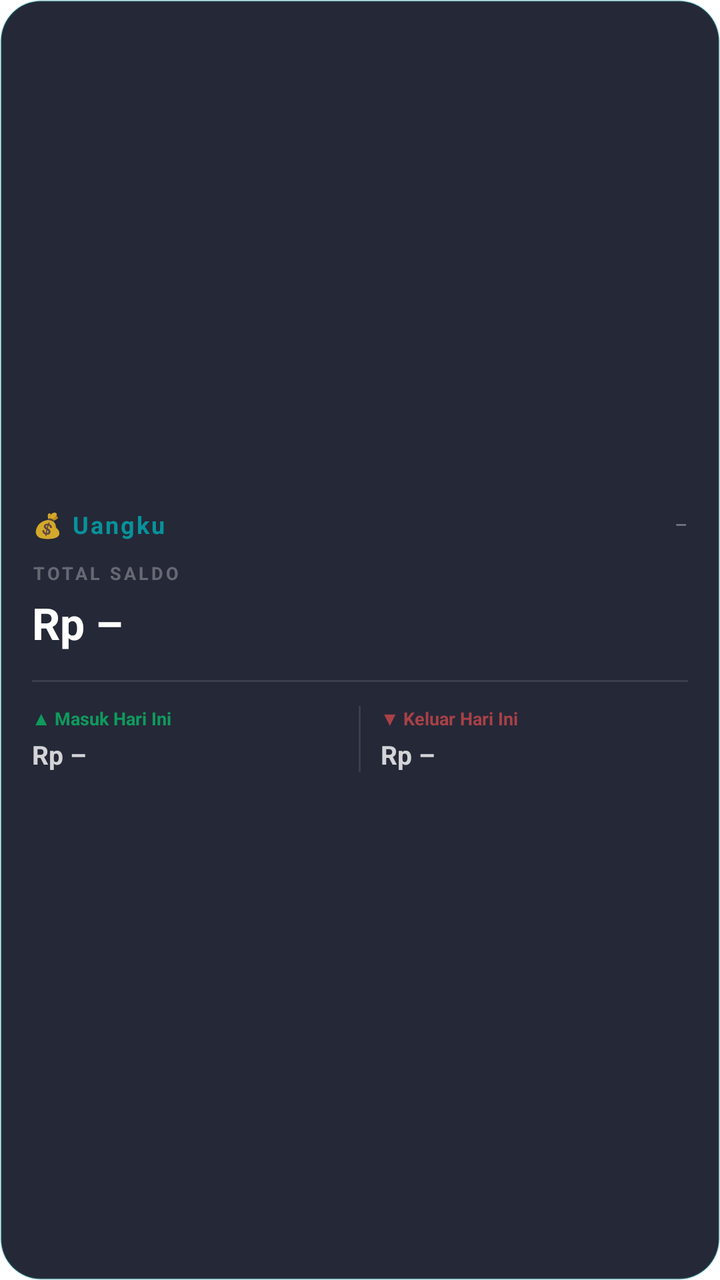
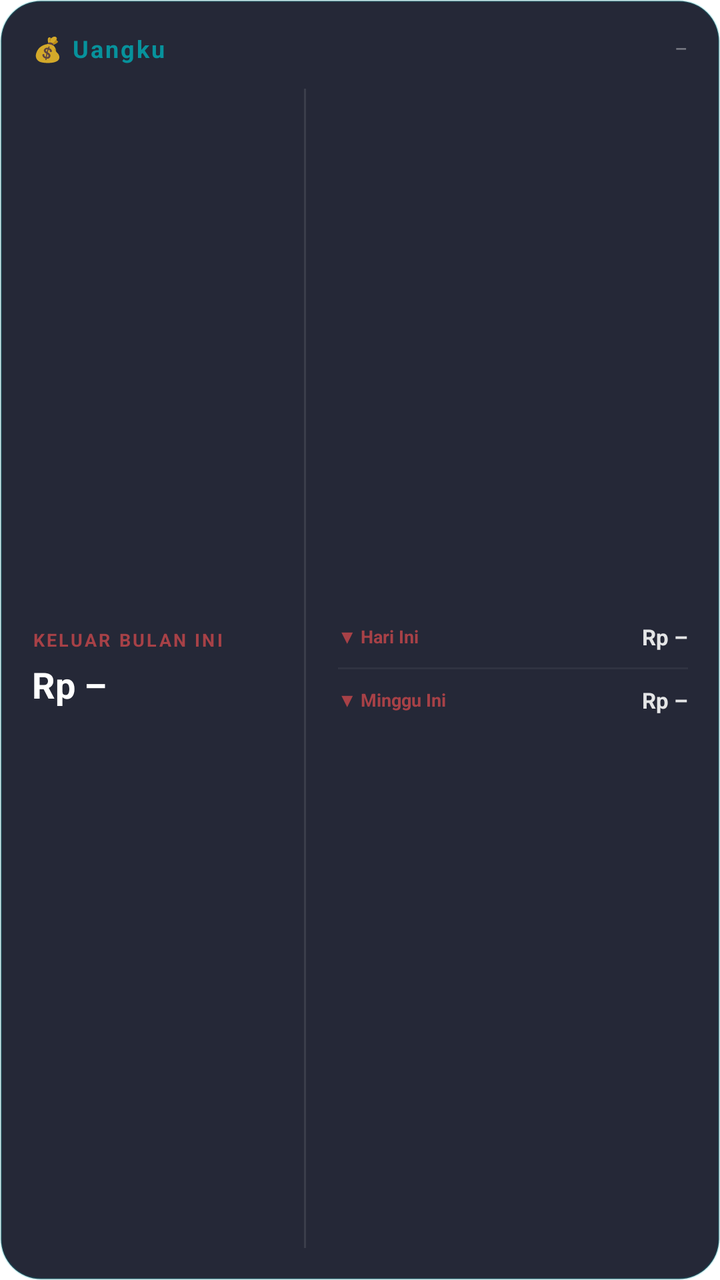

Compare the two renders of this Android layout. The source of the first and the diff that turns it into the second are given below.
<!-- AndroidManifest.xml: fallback theme Theme.MaterialComponents.DayNight.NoActionBar -->
<!-- res/layout/uangku_widget.xml -->
<?xml version="1.0" encoding="utf-8"?>
<LinearLayout xmlns:android="http://schemas.android.com/apk/res/android"
    android:id="@+id/widget_root"
    android:layout_width="match_parent"
    android:layout_height="match_parent"
    android:background="@drawable/widget_background"
    android:orientation="vertical"
    android:padding="16dp"
    android:gravity="center_vertical">

    
    <LinearLayout
        android:layout_width="match_parent"
        android:layout_height="wrap_content"
        android:orientation="horizontal"
        android:gravity="center_vertical"
        android:layout_marginBottom="10dp">

        <TextView
            android:layout_width="0dp"
            android:layout_height="wrap_content"
            android:layout_weight="1"
            android:text="💰 Uangku"
            android:textColor="#CC00ADB5"
            android:textSize="12sp"
            android:textStyle="bold"
            android:letterSpacing="0.08" />

        <TextView
            android:id="@+id/widget_last_updated"
            android:layout_width="wrap_content"
            android:layout_height="wrap_content"
            android:text="–"
            android:textColor="#66FFFFFF"
            android:textSize="10sp" />
    </LinearLayout>

    
    <TextView
        android:layout_width="wrap_content"
        android:layout_height="wrap_content"
        android:text="TOTAL SALDO"
        android:textColor="#4DFFFFFF"
        android:textSize="9sp"
        android:textStyle="bold"
        android:letterSpacing="0.15"
        android:layout_marginBottom="4dp" />

    
    <TextView
        android:id="@+id/widget_balance"
        android:layout_width="wrap_content"
        android:layout_height="wrap_content"
        android:text="Rp –"
        android:textColor="#FFFFFFFF"
        android:textSize="22sp"
        android:textStyle="bold"
        android:layout_marginBottom="14dp" />

    
    <FrameLayout
        android:layout_width="match_parent"
        android:layout_height="1dp"
        android:background="#1AFFFFFF"
        android:layout_marginBottom="12dp" />

    
    <LinearLayout
        android:layout_width="match_parent"
        android:layout_height="wrap_content"
        android:orientation="horizontal">

        
        <LinearLayout
            android:layout_width="0dp"
            android:layout_height="wrap_content"
            android:layout_weight="1"
            android:orientation="vertical">

            <TextView
                android:layout_width="wrap_content"
                android:layout_height="wrap_content"
                android:text="▲ Masuk Hari Ini"
                android:textColor="#9900E676"
                android:textSize="9sp"
                android:textStyle="bold"
                android:layout_marginBottom="3dp" />

            <TextView
                android:id="@+id/widget_income"
                android:layout_width="wrap_content"
                android:layout_height="wrap_content"
                android:text="Rp –"
                android:textColor="#CCFFFFFF"
                android:textSize="13sp"
                android:textStyle="bold" />
        </LinearLayout>

        
        <FrameLayout
            android:layout_width="1dp"
            android:layout_height="match_parent"
            android:background="#1AFFFFFF"
            android:layout_marginLeft="10dp"
            android:layout_marginRight="10dp" />

        
        <LinearLayout
            android:layout_width="0dp"
            android:layout_height="wrap_content"
            android:layout_weight="1"
            android:orientation="vertical">

            <TextView
                android:layout_width="wrap_content"
                android:layout_height="wrap_content"
                android:text="▼ Keluar Hari Ini"
                android:textColor="#99FF5252"
                android:textSize="9sp"
                android:textStyle="bold"
                android:layout_marginBottom="3dp" />

            <TextView
                android:id="@+id/widget_expense"
                android:layout_width="wrap_content"
                android:layout_height="wrap_content"
                android:text="Rp –"
                android:textColor="#CCFFFFFF"
                android:textSize="13sp"
                android:textStyle="bold" />
        </LinearLayout>
    </LinearLayout>

</LinearLayout>
<!-- resources referenced by this layout -->
<resources>
  <!-- drawable widget_background (drawable) -->
  <?xml version="1.0" encoding="utf-8"?>
  <shape xmlns:android="http://schemas.android.com/apk/res/android"
      android:shape="rectangle">
      <solid android:color="#E60E1122" />
      <corners android:radius="20dp" />
      <stroke
          android:width="1dp"
          android:color="#3300ADB5" />
  </shape>
</resources>

<!-- the commit's change to res/layout/uangku_widget.xml (unified diff, before → after) -->
@@ -5,8 +5,7 @@
     android:layout_height="match_parent"
     android:background="@drawable/widget_background"
     android:orientation="vertical"
-    android:padding="16dp"
-    android:gravity="center_vertical">
+    android:padding="16dp">
 
     
     <LinearLayout
@@ -14,7 +13,7 @@
         android:layout_height="wrap_content"
         android:orientation="horizontal"
         android:gravity="center_vertical"
-        android:layout_marginBottom="10dp">
+        android:layout_marginBottom="12dp">
 
         <TextView
             android:layout_width="0dp"
@@ -36,63 +35,39 @@
     </LinearLayout>
 
     
-    <TextView
-        android:layout_width="wrap_content"
-        android:layout_height="wrap_content"
-        android:text="TOTAL SALDO"
-        android:textColor="#4DFFFFFF"
-        android:textSize="9sp"
-        android:textStyle="bold"
-        android:letterSpacing="0.15"
-        android:layout_marginBottom="4dp" />
-
-    
-    <TextView
-        android:id="@+id/widget_balance"
-        android:layout_width="wrap_content"
-        android:layout_height="wrap_content"
-        android:text="Rp –"
-        android:textColor="#FFFFFFFF"
-        android:textSize="22sp"
-        android:textStyle="bold"
-        android:layout_marginBottom="14dp" />
-
-    
-    <FrameLayout
-        android:layout_width="match_parent"
-        android:layout_height="1dp"
-        android:background="#1AFFFFFF"
-        android:layout_marginBottom="12dp" />
-
-    
     <LinearLayout
         android:layout_width="match_parent"
-        android:layout_height="wrap_content"
-        android:orientation="horizontal">
+        android:layout_height="0dp"
+        android:layout_weight="1"
+        android:orientation="horizontal"
+        android:gravity="center_vertical">
 
         
         <LinearLayout
             android:layout_width="0dp"
-            android:layout_height="wrap_content"
-            android:layout_weight="1"
-            android:orientation="vertical">
+            android:layout_height="match_parent"
+            android:layout_weight="1.25"
+            android:orientation="vertical"
+            android:gravity="center_vertical"
+            android:paddingRight="12dp">
 
             <TextView
                 android:layout_width="wrap_content"
                 android:layout_height="wrap_content"
-                android:text="▲ Masuk Hari Ini"
-                android:textColor="#9900E676"
+                android:text="KELUAR BULAN INI"
+                android:textColor="#99FF5252"
                 android:textSize="9sp"
                 android:textStyle="bold"
-                android:layout_marginBottom="3dp" />
+                android:letterSpacing="0.12"
+                android:layout_marginBottom="4dp" />
 
             <TextView
-                android:id="@+id/widget_income"
+                android:id="@+id/widget_balance"
                 android:layout_width="wrap_content"
                 android:layout_height="wrap_content"
                 android:text="Rp –"
-                android:textColor="#CCFFFFFF"
-                android:textSize="13sp"
+                android:textColor="#FFFFFFFF"
+                android:textSize="18sp"
                 android:textStyle="bold" />
         </LinearLayout>
 
@@ -100,35 +75,79 @@
         <FrameLayout
             android:layout_width="1dp"
             android:layout_height="match_parent"
-            android:background="#1AFFFFFF"
-            android:layout_marginLeft="10dp"
-            android:layout_marginRight="10dp" />
+            android:background="#1AFFFFFF" />
 
         
         <LinearLayout
             android:layout_width="0dp"
-            android:layout_height="wrap_content"
-            android:layout_weight="1"
-            android:orientation="vertical">
+            android:layout_height="match_parent"
+            android:layout_weight="1.75"
+            android:orientation="vertical"
+            android:gravity="center_vertical"
+            android:paddingLeft="16dp">
 
-            <TextView
-                android:layout_width="wrap_content"
+            
+            <LinearLayout
+                android:layout_width="match_parent"
                 android:layout_height="wrap_content"
-                android:text="▼ Keluar Hari Ini"
-                android:textColor="#99FF5252"
-                android:textSize="9sp"
-                android:textStyle="bold"
-                android:layout_marginBottom="3dp" />
+                android:orientation="horizontal"
+                android:gravity="center_vertical"
+                android:layout_marginBottom="8dp">
 
-            <TextView
-                android:id="@+id/widget_expense"
-                android:layout_width="wrap_content"
+                <TextView
+                    android:layout_width="0dp"
+                    android:layout_height="wrap_content"
+                    android:layout_weight="1.1"
+                    android:text="▼ Hari Ini"
+                    android:textColor="#99FF5252"
+                    android:textSize="9sp"
+                    android:textStyle="bold" />
+
+                <TextView
+                    android:id="@+id/widget_expense_today"
+                    android:layout_width="wrap_content"
+                    android:layout_height="wrap_content"
+                    android:text="Rp –"
+                    android:textColor="#E0FFFFFF"
+                    android:textSize="11sp"
+                    android:textStyle="bold" />
+            </LinearLayout>
+
+            
+            <FrameLayout
+                android:layout_width="match_parent"
+                android:layout_height="1dp"
+                android:background="#0DFFFFFF"
+                android:layout_marginBottom="8dp" />
+
+            
+            <LinearLayout
+                android:layout_width="match_parent"
                 android:layout_height="wrap_content"
-                android:text="Rp –"
-                android:textColor="#CCFFFFFF"
-                android:textSize="13sp"
-                android:textStyle="bold" />
+                android:orientation="horizontal"
+                android:gravity="center_vertical">
+
+                <TextView
+                    android:layout_width="0dp"
+                    android:layout_height="wrap_content"
+                    android:layout_weight="1.1"
+                    android:text="▼ Minggu Ini"
+                    android:textColor="#99FF5252"
+                    android:textSize="9sp"
+                    android:textStyle="bold" />
+
+                <TextView
+                    android:id="@+id/widget_expense_week"
+                    android:layout_width="wrap_content"
+                    android:layout_height="wrap_content"
+                    android:text="Rp –"
+                    android:textColor="#E0FFFFFF"
+                    android:textSize="11sp"
+                    android:textStyle="bold" />
+            </LinearLayout>
+
         </LinearLayout>
+
     </LinearLayout>
 
 </LinearLayout>
